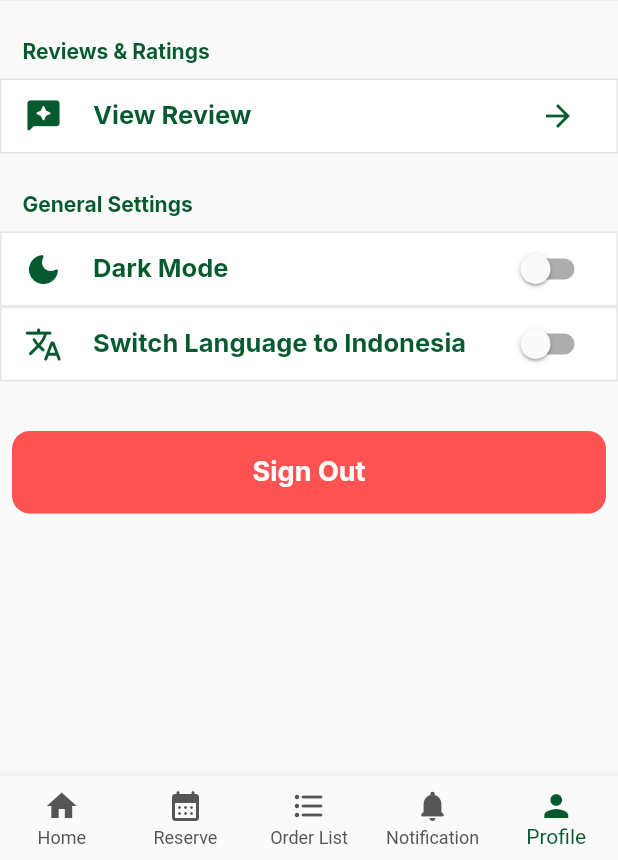
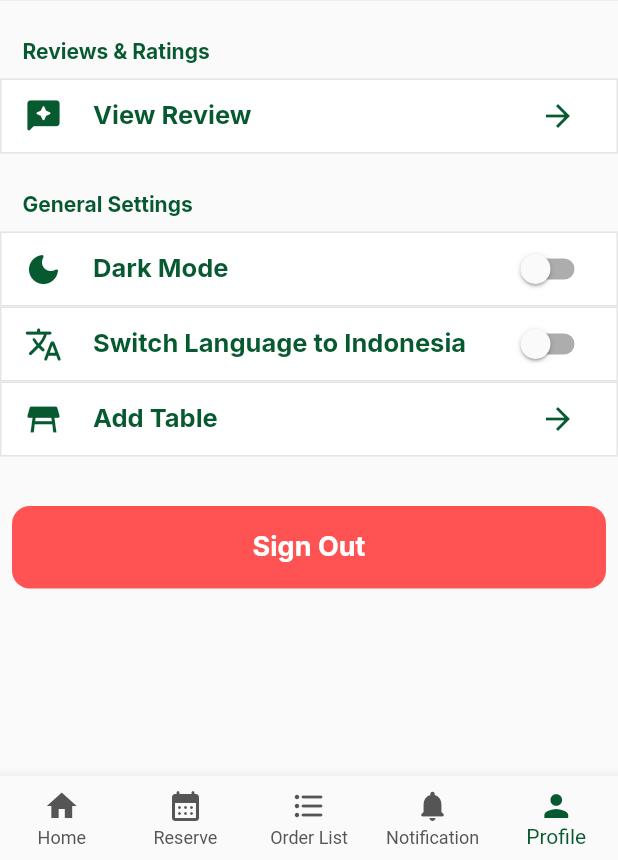
Before and after one commit to renaldhif/Loh-Coffee-and-Eatery-Mobile-Application, a Flutter app: the ProfileMenuAdminPage screen opened by its route, on a phone screen of 412 x 824 dp, the part 376-1236 px from its top. Run offline on Flutter 3.47's test engine with Material 2 defaults, Android fonts, the phone set to English and light mode, and no system bars; our stand-ins replace bloc, cloud_firestore, equatable, firebase_auth, firebase_core, firebase_storage and 5 more; missing offline and left inert: animated_icon_button, checkbox_grouped; accounts and stored records are empty.

Commit message:
adding add table

```diff
--- a/lib/main.dart
+++ b/lib/main.dart
@@ -12,11 +12,13 @@
 import 'cubit/auth_cubit.dart';
 import 'cubit/menu_cubit.dart';
 import 'cubit/review_cubit.dart';
+import 'cubit/table_cubit.dart';
 import 'firebase_options.dart';
 import '/ui/pages/add_menu_admin.dart';
 import '/ui/pages/home_page_admin.dart';
 import '/ui/pages/landing_page.dart';
 import 'ui/pages/add_review_page.dart';
+import 'ui/pages/add_table_admin.dart';
 import 'ui/pages/cashier_page.dart';
 import 'ui/pages/forgotpass_page.dart';
 import 'ui/pages/home_page.dart';
@@ -56,6 +58,7 @@
         BlocProvider(create: (context) => AuthCubit()),
         BlocProvider(create: (context) => MenuCubit()),
         BlocProvider(create: (context) => ReviewCubit()),
+        BlocProvider(create: (context) => TableCubit()),
       ],
       child: MaterialApp(
         // home: SplashScreen(),
@@ -95,7 +98,7 @@
           '/profile-admin' : (context) => const ProfileMenuAdminPage(),
           '/addmenu': (context) => const AddMenuPageAdmin(),
           '/orderlist-admin':(context) => const OrderListAdminPage(),
-
+          '/addtable' : (context) => const AddTablePageAdmin(),
           '/updatemenu': (context) => UpdateMenuPageAdmin(),
           '/reviews': (context) => const ReviewPageAdmin(),
         },
--- a/lib/ui/pages/profile_menu_admin_page.dart
+++ b/lib/ui/pages/profile_menu_admin_page.dart
@@ -351,6 +351,51 @@
                 ),
               ),
 
+              // Add Table
+              Container(
+                padding: const EdgeInsets.only(left: 15, right: 15),
+                height: 50,
+                decoration: BoxDecoration(
+                  color: whiteColor,
+                  border: Border.all(
+                    color: backgroundColor,
+                    width: 1,
+                  ),
+                ),
+                child: Row(
+                  mainAxisAlignment: MainAxisAlignment.spaceBetween,
+                  children: [
+                    Row(
+                      children: [
+                        const Icon(
+                          Icons.table_restaurant,
+                          size: 26,
+                          color: primaryColor,
+                        ),
+                        const SizedBox(width: 20),
+                        Text(
+                          "Add Table",
+                          style: greenTextStyle.copyWith(
+                            fontSize: 17,
+                            fontWeight: bold,
+                          ),
+                          textAlign: TextAlign.start,
+                        ),
+                      ],
+                    ),
+                    IconButton(
+                      onPressed: () {
+                        Navigator.pushNamed(context, '/addtable');
+                      },
+                      icon: const Icon(
+                        Icons.arrow_forward,
+                        color: primaryColor,
+                      ),
+                    ),
+                  ],
+                ),
+              ),
+
               const SizedBox(height: 25),
               // Sign Out Button
               signOutButton(),
```
Also changed, not shown: lib/ui/pages/add_table_admin.dart (added, +175 -0 lines).
